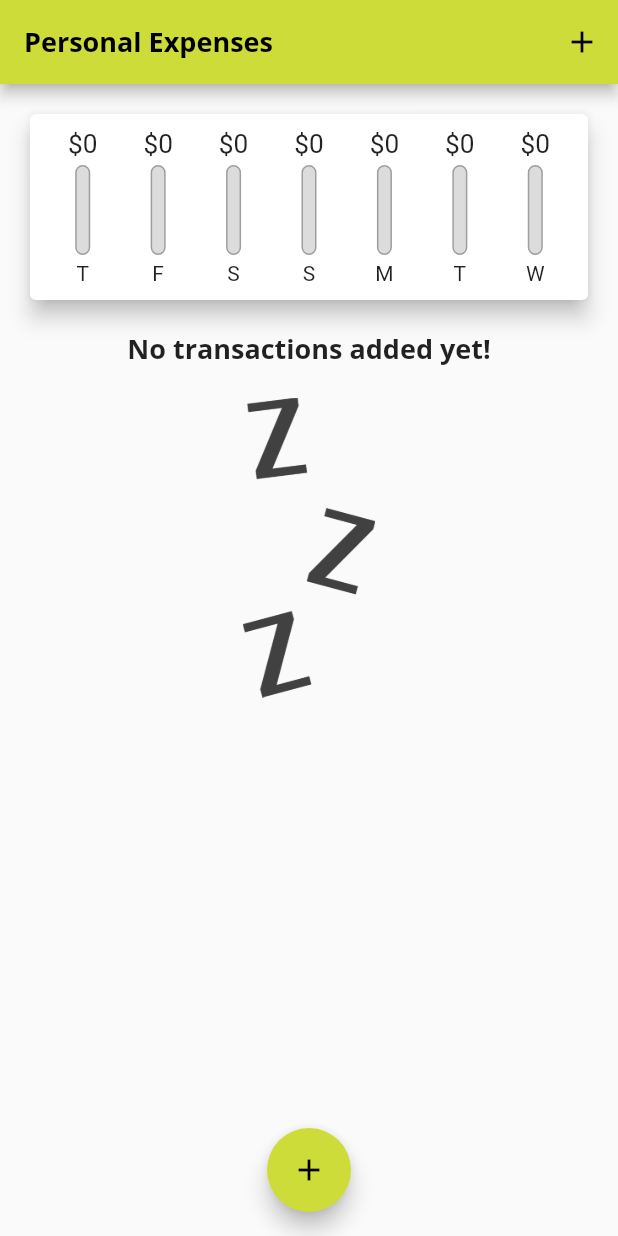
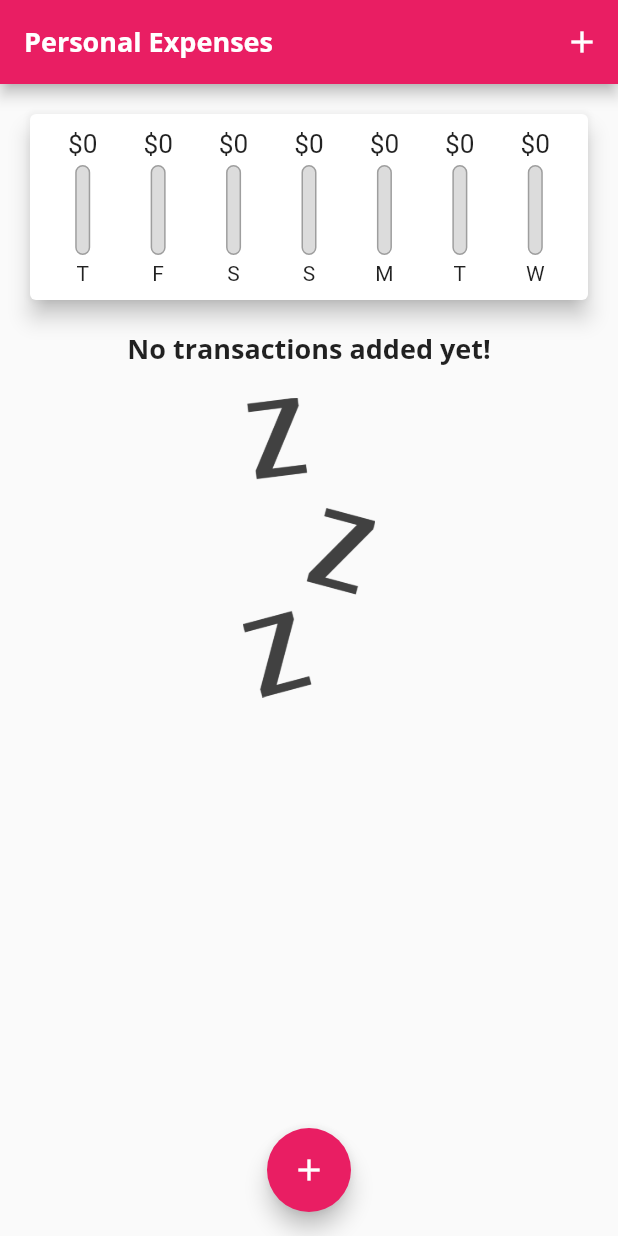
Before and after one commit to lakshayraturi/personal-expenses-flutter, a Flutter app: the screen it shows after launch, on a phone screen of 412 x 824 dp. Run offline on Flutter 3.47's test engine with Material 2 defaults, Android fonts, the phone set to English and light mode, and no system bars.

Commit message:
Changed color

```diff
--- a/lib/main.dart
+++ b/lib/main.dart
@@ -17,7 +17,7 @@ class MyApp extends StatelessWidget {
       debugShowCheckedModeBanner: false,
       title: 'Personal Expenses',
       theme: ThemeData(
-          primarySwatch: Colors.lime,
+          primarySwatch: Colors.pink,
           errorColor: Colors.red,
           fontFamily: 'Quicksand',
           textTheme: ThemeData.light().textTheme.copyWith(
```
Also changed, not shown: 3 other files.
